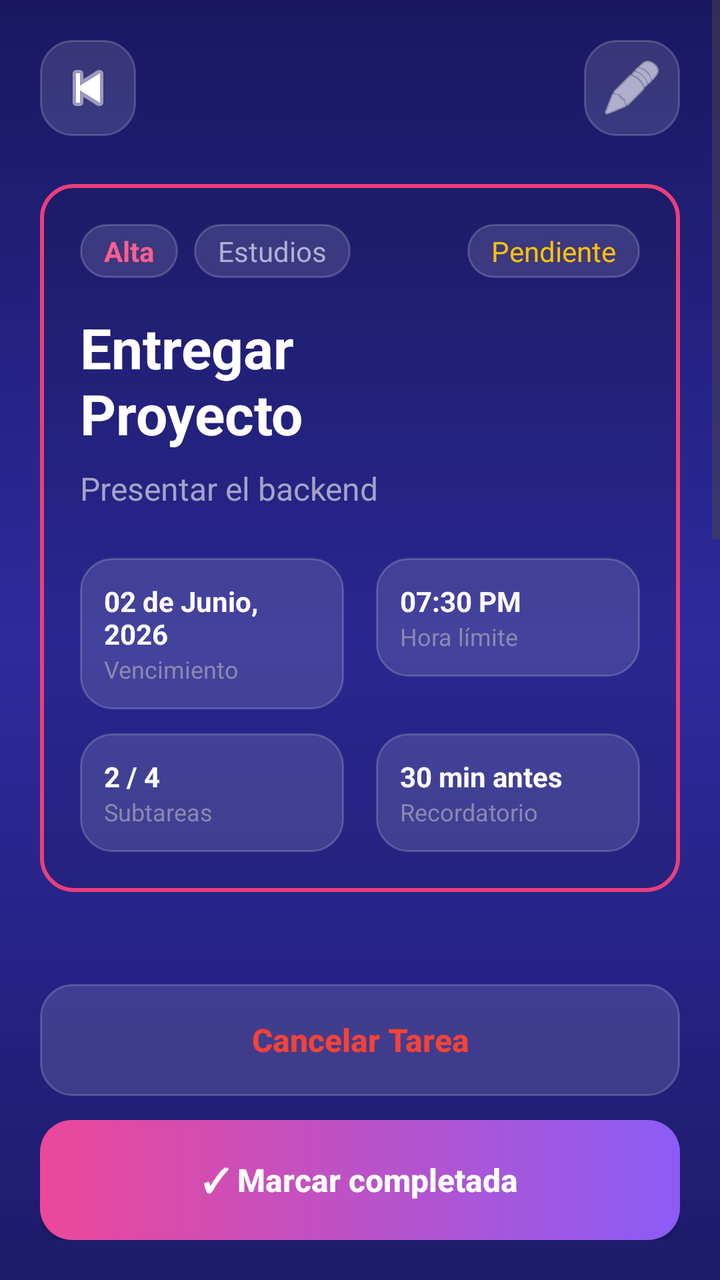
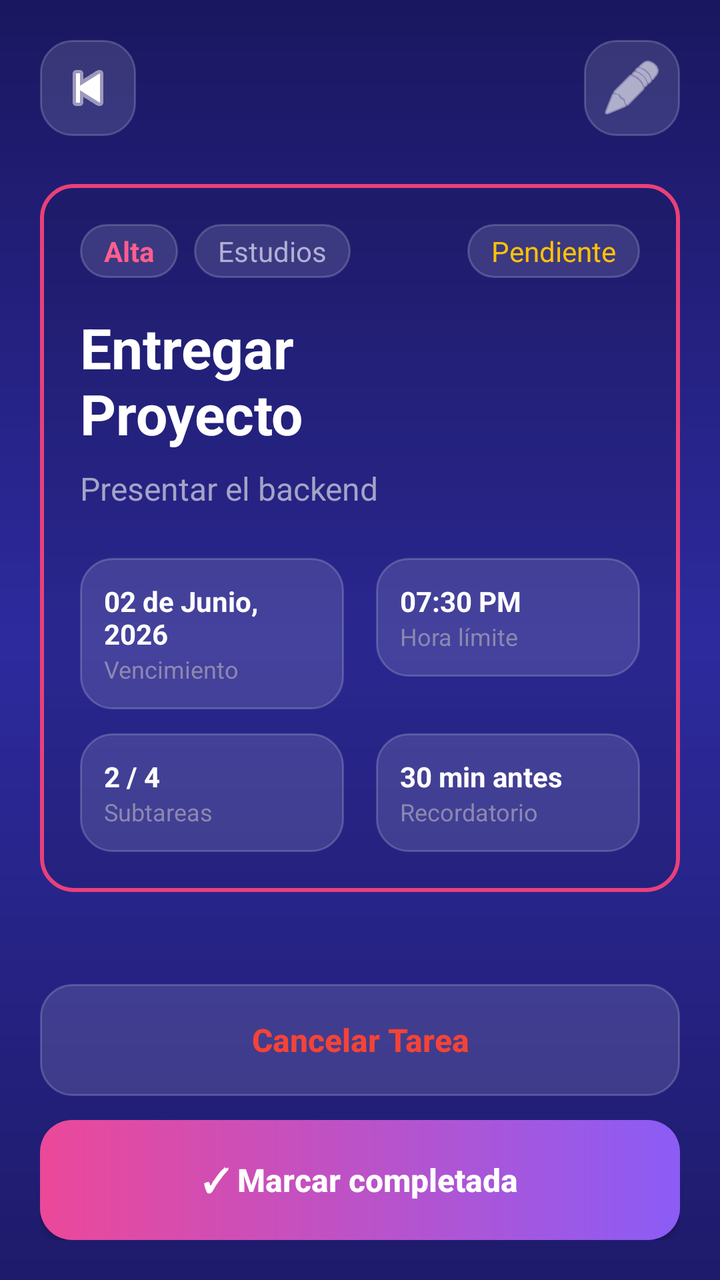

An Android layout rendered at two revisions. The XML below is the earlier revision; the diff shows what the commit changed to produce the second picture.
<!-- AndroidManifest.xml: application theme Theme.AppTareas -->
<!-- res/layout/detalle_tarea.xml -->
<?xml version="1.0" encoding="utf-8"?>
<androidx.constraintlayout.widget.ConstraintLayout
    xmlns:android="http://schemas.android.com/apk/res/android"
    xmlns:app="http://schemas.android.com/apk/res-auto"
    android:layout_width="match_parent"
    android:layout_height="match_parent"
    android:background="@drawable/bg_gradient_login">

    <ScrollView
        android:id="@+id/scrollView"
        android:layout_width="match_parent"
        android:layout_height="0dp"
        android:clipToPadding="false"
        android:paddingBottom="20dp"
        app:layout_constraintTop_toTopOf="parent"
        app:layout_constraintBottom_toTopOf="@+id/bottom_container"
        app:layout_constraintStart_toStartOf="parent"
        app:layout_constraintEnd_toEndOf="parent">

        <LinearLayout
            android:layout_width="match_parent"
            android:layout_height="wrap_content"
            android:orientation="vertical"
            android:padding="20dp">

            <RelativeLayout
                android:layout_width="match_parent"
                android:layout_height="wrap_content"
                android:layout_marginBottom="24dp">

                <ImageButton
                    android:id="@+id/btn_back"
                    android:layout_width="48dp"
                    android:layout_height="48dp"
                    android:layout_alignParentStart="true"
                    android:background="@drawable/bg_glass_input"
                    android:src="@android:drawable/ic_media_previous"
                    android:contentDescription="@string/desc_boton_volver"
                    app:tint="#FFFFFF" />

                <ImageButton
                    android:id="@+id/btn_options"
                    android:layout_width="48dp"
                    android:layout_height="48dp"
                    android:layout_alignParentEnd="true"
                    android:background="@drawable/bg_glass_input"
                    android:src="@android:drawable/ic_menu_edit"
                    android:contentDescription="@string/desc_boton_opciones"
                    app:tint="#FFFFFF" />
            </RelativeLayout>

            <LinearLayout
                android:layout_width="match_parent"
                android:layout_height="wrap_content"
                android:background="@drawable/bg_option_selected"
                android:orientation="vertical"
                android:padding="20dp">

                <RelativeLayout
                    android:layout_width="match_parent"
                    android:layout_height="wrap_content"
                    android:layout_marginBottom="16dp">

                    <LinearLayout
                        android:layout_width="wrap_content"
                        android:layout_height="wrap_content"
                        android:orientation="horizontal">

                        <TextView
                            android:id="@+id/tv_prioridad"
                            android:layout_width="wrap_content"
                            android:layout_height="wrap_content"
                            android:text="@string/prioridad_alta"
                            android:textColor="#FF5E8E"
                            android:textStyle="bold"
                            android:paddingHorizontal="12dp"
                            android:paddingVertical="4dp"
                            android:background="@drawable/bg_glass_input" />

                        <TextView
                            android:id="@+id/tv_categoria"
                            android:layout_width="wrap_content"
                            android:layout_height="wrap_content"
                            android:layout_marginStart="8dp"
                            android:text="@string/cat_estudios"
                            android:textColor="#B3B0D6"
                            android:paddingHorizontal="12dp"
                            android:paddingVertical="4dp"
                            android:background="@drawable/bg_glass_input" />
                    </LinearLayout>

                    <TextView
                        android:id="@+id/tv_estado"
                        android:layout_width="wrap_content"
                        android:layout_height="wrap_content"
                        android:layout_alignParentEnd="true"
                        android:text="@string/estado_pendiente"
                        android:textColor="#FFC107"
                        android:paddingHorizontal="12dp"
                        android:paddingVertical="4dp"
                        android:background="@drawable/bg_glass_input" />
                </RelativeLayout>

                <TextView
                    android:id="@+id/tv_titulo_tarea"
                    android:layout_width="match_parent"
                    android:layout_height="wrap_content"
                    android:text="@string/titulo_tarea_ejemplo"
                    android:textColor="#FFFFFF"
                    android:textSize="28sp"
                    android:textStyle="bold"
                    android:layout_marginBottom="8dp"/>

                <TextView
                    android:id="@+id/tv_descripcion_tarea"
                    android:layout_width="match_parent"
                    android:layout_height="wrap_content"
                    android:text="@string/desc_tarea_ejemplo"
                    android:textColor="#A5A3C7"
                    android:textSize="16sp"
                    android:layout_marginBottom="24dp"/>

                <GridLayout
                    android:layout_width="match_parent"
                    android:layout_height="wrap_content"
                    android:columnCount="2"
                    android:rowCount="2">

                    <LinearLayout
                        android:layout_width="0dp"
                        android:layout_height="wrap_content"
                        android:layout_columnWeight="1"
                        android:layout_marginEnd="8dp"
                        android:layout_marginBottom="12dp"
                        android:background="@drawable/bg_glass_input"
                        android:orientation="vertical"
                        android:padding="12dp">
                        <TextView
                            android:id="@+id/tv_fecha"
                            android:layout_width="wrap_content"
                            android:layout_height="wrap_content"
                            android:text="02 de Junio, 2026"
                            android:textColor="#FFFFFF"
                            android:textStyle="bold"/>

                        <TextView
                            android:layout_width="wrap_content"
                            android:layout_height="wrap_content"
                            android:text="@string/label_vencimiento"
                            android:textColor="#8B88B1"
                            android:textSize="12sp"/>
                    </LinearLayout>

                    <LinearLayout
                        android:layout_width="0dp"
                        android:layout_height="wrap_content"
                        android:layout_columnWeight="1"
                        android:layout_marginStart="8dp"
                        android:layout_marginBottom="12dp"
                        android:background="@drawable/bg_glass_input"
                        android:orientation="vertical"
                        android:padding="12dp">
                        <TextView
                            android:id="@+id/tv_hora"
                            android:layout_width="wrap_content"
                            android:layout_height="wrap_content"
                            android:text="07:30 PM"
                            android:textColor="#FFFFFF"
                            android:textStyle="bold"/>
                        <TextView
                            android:layout_width="wrap_content"
                            android:layout_height="wrap_content"
                            android:text="@string/label_hora_limite"
                            android:textColor="#8B88B1"
                            android:textSize="12sp"/>
                    </LinearLayout>

                    <LinearLayout
                        android:layout_width="0dp"
                        android:layout_height="wrap_content"
                        android:layout_columnWeight="1"
                        android:layout_marginEnd="8dp"
                        android:background="@drawable/bg_glass_input"
                        android:orientation="vertical"
                        android:padding="12dp">
                        <TextView
                            android:layout_width="wrap_content"
                            android:layout_height="wrap_content"
                            android:text="@string/subtareas_ejemplo"
                            android:textColor="#FFFFFF"
                            android:textStyle="bold"/>
                        <TextView
                            android:layout_width="wrap_content"
                            android:layout_height="wrap_content"
                            android:text="@string/label_subtareas"
                            android:textColor="#8B88B1"
                            android:textSize="12sp"/>
                    </LinearLayout>

                    <LinearLayout
                        android:layout_width="0dp"
                        android:layout_height="wrap_content"
                        android:layout_columnWeight="1"
                        android:layout_marginStart="8dp"
                        android:background="@drawable/bg_glass_input"
                        android:orientation="vertical"
                        android:padding="12dp">
                        <TextView
                            android:layout_width="wrap_content"
                            android:layout_height="wrap_content"
                            android:text="@string/recordatorio_ejemplo"
                            android:textColor="#FFFFFF"
                            android:textStyle="bold"/>
                        <TextView
                            android:layout_width="wrap_content"
                            android:layout_height="wrap_content"
                            android:text="@string/label_recordatorio"
                            android:textColor="#8B88B1"
                            android:textSize="12sp"/>
                    </LinearLayout>

                </GridLayout>
            </LinearLayout>

            <TextView
                android:layout_width="wrap_content"
                android:layout_height="wrap_content"
                android:layout_marginTop="24dp"
                android:layout_marginBottom="12dp"
                android:text="@string/label_foto_adjunta"
                android:textColor="#8B88B1"
                android:textStyle="bold"
                android:letterSpacing="0.1"
                android:textSize="12sp"/>

            <FrameLayout
                android:layout_width="match_parent"
                android:layout_height="120dp"
                android:background="@drawable/bg_option_selected">
                <TextView
                    android:layout_width="wrap_content"
                    android:layout_height="wrap_content"
                    android:text="@string/foto_ejemplo"
                    android:textColor="#B3B0D6"
                    android:layout_gravity="center"/>
            </FrameLayout>

            <TextView
                android:layout_width="wrap_content"
                android:layout_height="wrap_content"
                android:layout_marginTop="24dp"
                android:layout_marginBottom="12dp"
                android:text="@string/label_ubicacion"
                android:textColor="#8B88B1"
                android:textStyle="bold"
                android:letterSpacing="0.1"
                android:textSize="12sp"/>

            <FrameLayout
                android:layout_width="match_parent"
                android:layout_height="100dp"
                android:background="@drawable/bg_option_selected"/>

        </LinearLayout>
    </ScrollView>

    <LinearLayout
        android:id="@+id/bottom_container"
        android:layout_width="match_parent"
        android:layout_height="wrap_content"
        android:orientation="vertical"
        android:padding="20dp"
        app:layout_constraintBottom_toBottomOf="parent"
        app:layout_constraintStart_toStartOf="parent"
        app:layout_constraintEnd_toEndOf="parent">

        <androidx.appcompat.widget.AppCompatButton
            android:id="@+id/btn_cancelar"
            android:layout_width="match_parent"
            android:layout_height="56dp"
            android:layout_marginBottom="12dp"
            android:background="@drawable/bg_glass_input"
            android:text="Cancelar Tarea"
            android:textAllCaps="false"
            android:textColor="#F44336"
            android:textSize="16sp"
            android:textStyle="bold" />

        <androidx.appcompat.widget.AppCompatButton
            android:id="@+id/btn_completar"
            android:layout_width="match_parent"
            android:layout_height="60dp"
            android:background="@drawable/bg_button_gradient"
            android:text="@string/btn_marcar_completada"
            android:textColor="#FFFFFF"
            android:textAllCaps="false"
            android:textStyle="bold"
            android:textSize="16sp"/>

    </LinearLayout>

</androidx.constraintlayout.widget.ConstraintLayout>
<!-- resources referenced by this layout -->
<resources>
  <!-- drawable bg_button_gradient (drawable) -->
  <?xml version="1.0" encoding="utf-8"?>
  <shape xmlns:android="http://schemas.android.com/apk/res/android"
      android:shape="rectangle">
      <gradient
          android:type="linear"
          android:angle="0"
          android:startColor="#FFEC4899"
          android:endColor="#FF8B5CF6" />
      <corners android:radius="16dp" />
  </shape>
  <!-- drawable bg_glass_input (drawable) -->
  <?xml version="1.0" encoding="utf-8"?>
  <shape xmlns:android="http://schemas.android.com/apk/res/android">
      <solid android:color="#20FFFFFF" />
  
      <corners android:radius="16dp" />
  
      <stroke
          android:width="1dp"
          android:color="#30FFFFFF" />
  </shape>
  <!-- drawable bg_gradient_login (drawable) -->
  <?xml version="1.0" encoding="utf-8"?>
  <shape xmlns:android="http://schemas.android.com/apk/res/android">
  
      <gradient
          android:type="linear"
          android:angle="160"
          android:startColor="#FF1A1760"
          android:centerColor="#FF2D2A9E"
          android:endColor="#FF1E1B6B" />
  
  
  </shape>
  <!-- drawable bg_option_selected (drawable) -->
  <?xml version="1.0" encoding="utf-8"?>
  <shape xmlns:android="http://schemas.android.com/apk/res/android">
      <solid android:color="#2015152A" />
  
      <corners android:radius="16dp" />
  
      <stroke
          android:width="2dp"
          android:color="#E9407A" />
  </shape>
  <string name="btn_marcar_completada">✓ Marcar completada</string>
  <string name="cat_estudios">Estudios</string>
  <string name="desc_boton_opciones">Opciones de la tarea</string>
  <string name="desc_boton_volver">Volver atrás</string>
  <string name="desc_tarea_ejemplo">Presentar el backend</string>
  <string name="estado_pendiente">Pendiente</string>
  <string name="foto_ejemplo">foto.jpg</string>
  <string name="label_foto_adjunta">FOTO ADJUNTA</string>
  <string name="label_hora_limite">Hora límite</string>
  <string name="label_recordatorio">Recordatorio</string>
  <string name="label_subtareas">Subtareas</string>
  <string name="label_ubicacion">UBICACIÓN</string>
  <string name="label_vencimiento">Vencimiento</string>
  <string name="prioridad_alta">Alta</string>
  <string name="recordatorio_ejemplo">30 min antes</string>
  <string name="subtareas_ejemplo">2 / 4</string>
  <string name="titulo_tarea_ejemplo">Entregar\nProyecto</string>
  <style name="Theme.AppTareas" parent="Base.Theme.AppTareas" />
  <style name="Base.Theme.AppTareas" parent="Theme.Material3.DayNight.NoActionBar">
          
          
      </style>
</resources>

<!-- the commit's change to res/layout/detalle_tarea.xml (unified diff, before → after) -->
@@ -222,44 +222,75 @@
                 </GridLayout>
             </LinearLayout>
 
-            <TextView
-                android:layout_width="wrap_content"
+            <LinearLayout
+                android:id="@+id/layoutFotoArea"
+                android:layout_width="match_parent"
                 android:layout_height="wrap_content"
-                android:layout_marginTop="24dp"
-                android:layout_marginBottom="12dp"
-                android:text="@string/label_foto_adjunta"
-                android:textColor="#8B88B1"
-                android:textStyle="bold"
-                android:letterSpacing="0.1"
-                android:textSize="12sp"/>
-
-            <FrameLayout
-                android:layout_width="match_parent"
-                android:layout_height="120dp"
-                android:background="@drawable/bg_option_selected">
+                android:orientation="vertical"
+                android:visibility="gone">
+
                 <TextView
                     android:layout_width="wrap_content"
                     android:layout_height="wrap_content"
-                    android:text="@string/foto_ejemplo"
-                    android:textColor="#B3B0D6"
-                    android:layout_gravity="center"/>
-            </FrameLayout>
-
-            <TextView
-                android:layout_width="wrap_content"
+                    android:layout_marginTop="24dp"
+                    android:layout_marginBottom="12dp"
+                    android:text="Foto adjunta"
+                    android:textColor="#8B88B1"
+                    android:textStyle="bold"
+                    android:letterSpacing="0.1"
+                    android:textSize="12sp"/>
+
+                <ImageView
+                    android:id="@+id/ivFotoTarea"
+                    android:layout_width="wrap_content"
+                    android:layout_height="wrap_content"
+                    android:layout_gravity="center"
+                    android:maxHeight="300dp"
+                    android:adjustViewBounds="true"
+                    android:scaleType="fitCenter"
+                    android:background="@drawable/bg_option_selected"
+                    android:padding="8dp"/>
+
+            </LinearLayout>
+
+            <LinearLayout
+                android:id="@+id/layoutUbicacionArea"
+                android:layout_width="match_parent"
                 android:layout_height="wrap_content"
-                android:layout_marginTop="24dp"
-                android:layout_marginBottom="12dp"
-                android:text="@string/label_ubicacion"
-                android:textColor="#8B88B1"
-                android:textStyle="bold"
-                android:letterSpacing="0.1"
-                android:textSize="12sp"/>
-
-            <FrameLayout
-                android:layout_width="match_parent"
-                android:layout_height="100dp"
-                android:background="@drawable/bg_option_selected"/>
+                android:orientation="vertical"
+                android:visibility="gone">
+
+                <TextView
+                    android:layout_width="wrap_content"
+                    android:layout_height="wrap_content"
+                    android:layout_marginTop="24dp"
+                    android:layout_marginBottom="12dp"
+                    android:text="Ubicación"
+                    android:textColor="#8B88B1"
+                    android:textStyle="bold"
+                    android:letterSpacing="0.1"
+                    android:textSize="12sp"/>
+
+                <LinearLayout
+                    android:layout_width="match_parent"
+                    android:layout_height="200dp"
+                    android:background="@drawable/bg_option_selected"
+                    android:padding="4dp">
+
+                    <androidx.cardview.widget.CardView
+                        android:layout_width="match_parent"
+                        android:layout_height="match_parent"
+                        app:cardCornerRadius="14dp"
+                        app:cardElevation="0dp">
+
+                        <org.osmdroid.views.MapView
+                            android:id="@+id/mapViewTarea"
+                            android:layout_width="match_parent"
+                            android:layout_height="match_parent" />
+
+                    </androidx.cardview.widget.CardView>
+                </LinearLayout>
+            </LinearLayout>
 
         </LinearLayout>
     </ScrollView>
<!-- resource entries referenced after the edit -->
@@ -52,12 +52,9 @@
   <string name="desc_boton_volver">Volver atrás</string>
   <string name="desc_tarea_ejemplo">Presentar el backend</string>
   <string name="estado_pendiente">Pendiente</string>
-  <string name="foto_ejemplo">foto.jpg</string>
-  <string name="label_foto_adjunta">FOTO ADJUNTA</string>
   <string name="label_hora_limite">Hora límite</string>
   <string name="label_recordatorio">Recordatorio</string>
   <string name="label_subtareas">Subtareas</string>
-  <string name="label_ubicacion">UBICACIÓN</string>
   <string name="label_vencimiento">Vencimiento</string>
   <string name="prioridad_alta">Alta</string>
   <string name="recordatorio_ejemplo">30 min antes</string>
